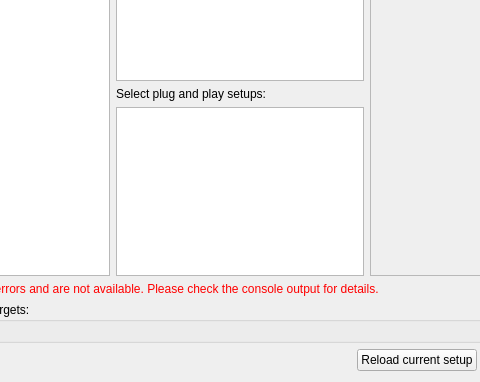
Above: nicos_ess/gui/panels/ui_files/setups.ui from ess-dmsc/nicos before the change; both pictures show x 149 to 629 and y 119 to 501 of the 730 by 501 pixel window. Below: the same form after it.
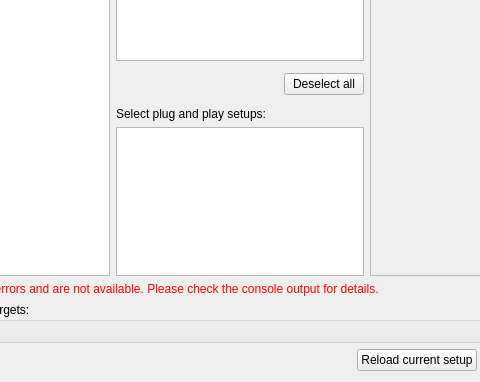
That is the form after the change.

Commit message: NICOS GUI: add clear optional setups button

Diff of the .ui file:
```diff
--- a/nicos_ess/gui/panels/ui_files/setups.ui
+++ b/nicos_ess/gui/panels/ui_files/setups.ui
@@ -16,7 +16,17 @@
   <layout class="QVBoxLayout" name="verticalLayout">
    <item>
     <layout class="QGridLayout" name="gridLayout_4">
-     <item row="1" column="0" rowspan="3">
+     <item row="6" column="1">
+      <widget class="QListWidget" name="pnpSetups">
+       <property name="minimumSize">
+        <size>
+         <width>180</width>
+         <height>0</height>
+        </size>
+       </property>
+      </widget>
+     </item>
+     <item row="1" column="0" rowspan="6">
       <widget class="QListWidget" name="basicSetup">
        <property name="minimumSize">
         <size>
@@ -26,48 +36,7 @@
        </property>
       </widget>
      </item>
-     <item row="1" column="1">
-      <widget class="QListWidget" name="optSetups">
-       <property name="minimumSize">
-        <size>
-         <width>180</width>
-         <height>0</height>
-        </size>
-       </property>
-      </widget>
-     </item>
-     <item row="2" column="1">
-      <widget class="QLabel" name="label_pnp">
-       <property name="text">
-        <string>Select plug and play setups:     </string>
-       </property>
-      </widget>
-     </item>
-     <item row="3" column="1">
-      <widget class="QListWidget" name="pnpSetups">
-       <property name="minimumSize">
-        <size>
-         <width>180</width>
-         <height>0</height>
-        </size>
-       </property>
-      </widget>
-     </item>
-     <item row="0" column="0">
-      <widget class="QLabel" name="label">
-       <property name="text">
-        <string>Select basic instrument configuration:     </string>
-       </property>
-      </widget>
-     </item>
-     <item row="0" column="1">
-      <widget class="QLabel" name="label_2">
-       <property name="text">
-        <string>Select optional components:</string>
-       </property>
-      </widget>
-     </item>
-     <item row="1" column="2" rowspan="3">
+     <item row="1" column="2" rowspan="6">
       <widget class="QLabel" name="setupDescription">
        <property name="minimumSize">
         <size>
@@ -89,6 +58,61 @@
        </property>
       </widget>
      </item>
+     <item row="0" column="0">
+      <widget class="QLabel" name="label">
+       <property name="text">
+        <string>Select basic instrument configuration:     </string>
+       </property>
+      </widget>
+     </item>
+     <item row="1" column="1">
+      <widget class="QListWidget" name="optSetups">
+       <property name="minimumSize">
+        <size>
+         <width>180</width>
+         <height>0</height>
+        </size>
+       </property>
+      </widget>
+     </item>
+     <item row="0" column="1">
+      <widget class="QLabel" name="label_2">
+       <property name="text">
+        <string>Select optional components:</string>
+       </property>
+      </widget>
+     </item>
+     <item row="5" column="1">
+      <widget class="QLabel" name="label_pnp">
+       <property name="text">
+        <string>Select plug and play setups:     </string>
+       </property>
+      </widget>
+     </item>
+     <item row="3" column="1">
+      <layout class="QHBoxLayout" name="horizontalLayout" stretch="4,0">
+       <item>
+        <spacer name="horizontalSpacer_2">
+         <property name="orientation">
+          <enum>Qt::Horizontal</enum>
+         </property>
+         <property name="sizeHint" stdset="0">
+          <size>
+           <width>40</width>
+           <height>20</height>
+          </size>
+         </property>
+        </spacer>
+       </item>
+       <item>
+        <widget class="QPushButton" name="btn_clear">
+         <property name="text">
+          <string>Deselect all</string>
+         </property>
+        </widget>
+       </item>
+      </layout>
+     </item>
     </layout>
    </item>
    <item>
```
The commit also changes 1 other file.
